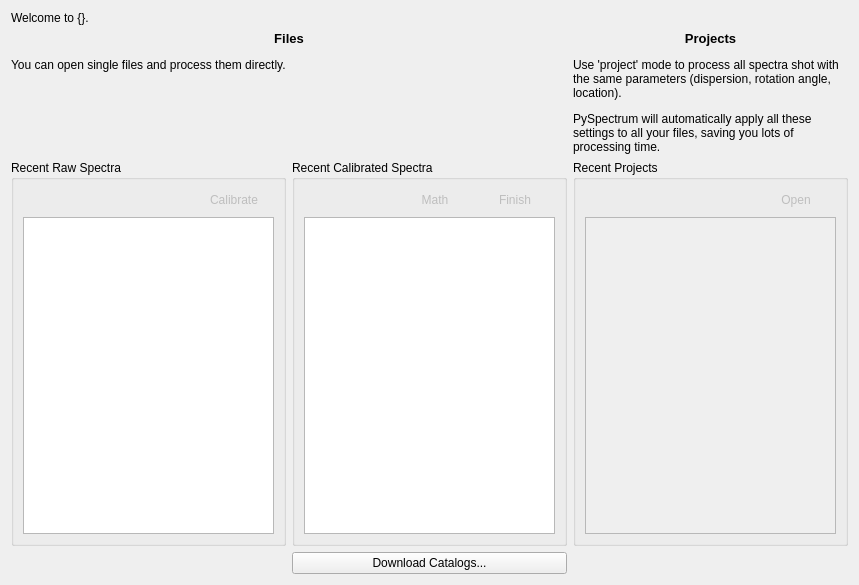
The window that ui/homepage.ui (GuLinux/PySpectrum) describes before a commit, drawn with Qt 5.
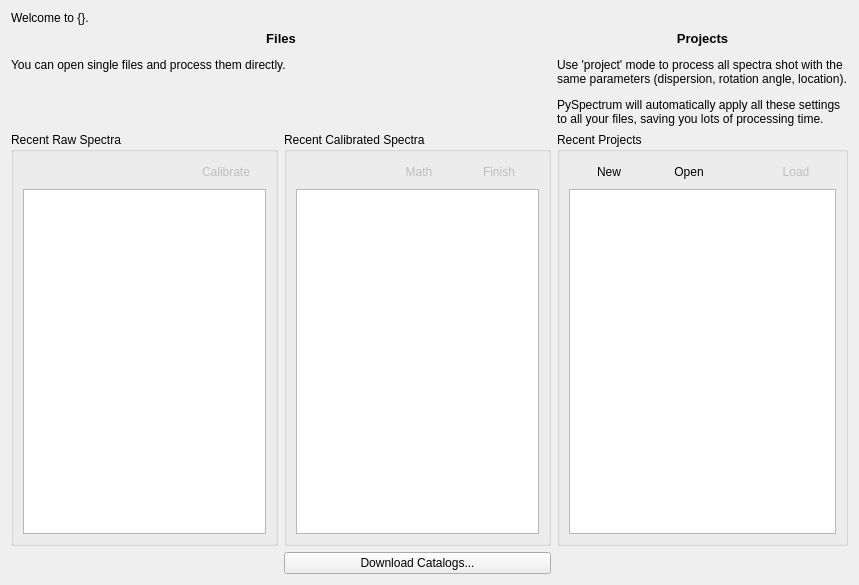
The same window after the commit. Icons and pictures are not drawn.

What changed in the file:
```diff
--- a/ui/homepage.ui
+++ b/ui/homepage.ui
@@ -211,6 +211,34 @@
         <property name="spacing">
          <number>0</number>
         </property>
+        <item>
+         <widget class="QPushButton" name="new_project">
+          <property name="text">
+           <string>New</string>
+          </property>
+          <property name="icon">
+           <iconset resource="../resources/resources.qrc">
+            <normaloff>:/project_new_20.png</normaloff>:/project_new_20.png</iconset>
+          </property>
+          <property name="flat">
+           <bool>true</bool>
+          </property>
+         </widget>
+        </item>
+        <item>
+         <widget class="QPushButton" name="open_project">
+          <property name="text">
+           <string>Open</string>
+          </property>
+          <property name="icon">
+           <iconset resource="../resources/resources.qrc">
+            <normaloff>:/folder_open_20.png</normaloff>:/folder_open_20.png</iconset>
+          </property>
+          <property name="flat">
+           <bool>true</bool>
+          </property>
+         </widget>
+        </item>
         <item>
          <spacer name="horizontalSpacer_3">
           <property name="orientation">
@@ -225,12 +253,16 @@
          </spacer>
         </item>
         <item>
-         <widget class="QPushButton" name="open_project">
+         <widget class="QPushButton" name="open_recent_project">
           <property name="enabled">
            <bool>false</bool>
           </property>
           <property name="text">
-           <string>Open</string>
+           <string>Load</string>
+          </property>
+          <property name="icon">
+           <iconset resource="../resources/resources.qrc">
+            <normaloff>:/new_open_20.png</normaloff>:/new_open_20.png</iconset>
           </property>
           <property name="flat">
            <bool>true</bool>
@@ -242,8 +274,11 @@
       <item>
        <widget class="QTableView" name="recent_projects">
         <property name="enabled">
-         <bool>false</bool>
+         <bool>true</bool>
         </property>
+        <attribute name="horizontalHeaderStretchLastSection">
+         <bool>true</bool>
+        </attribute>
        </widget>
       </item>
      </layout>
```
